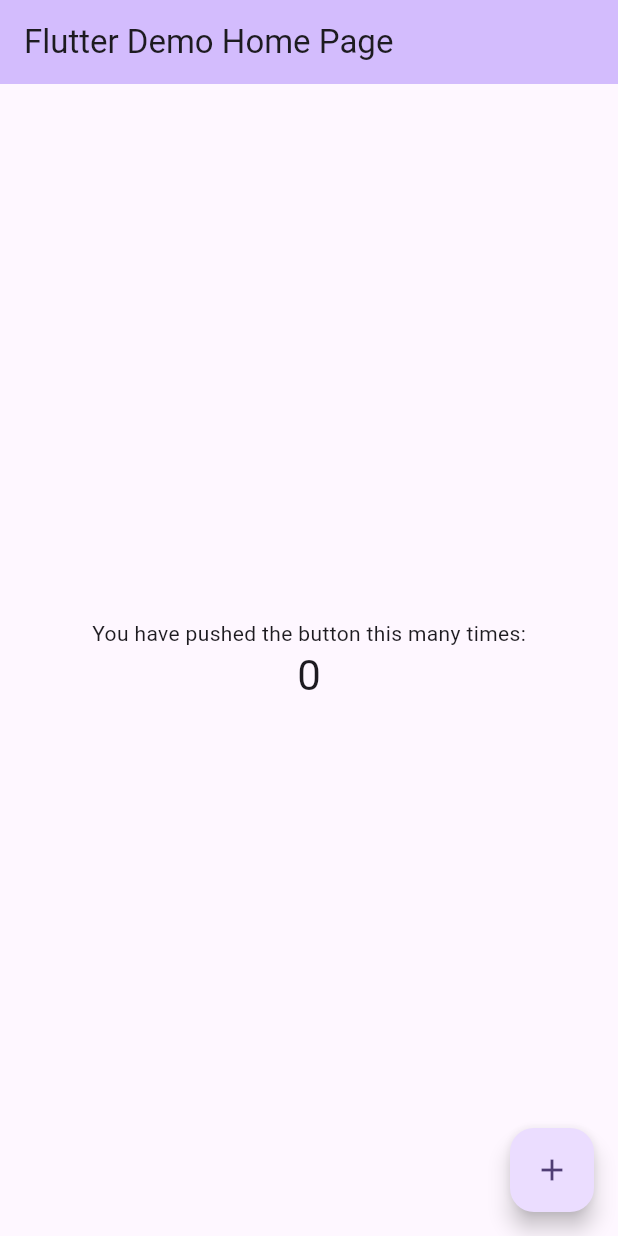
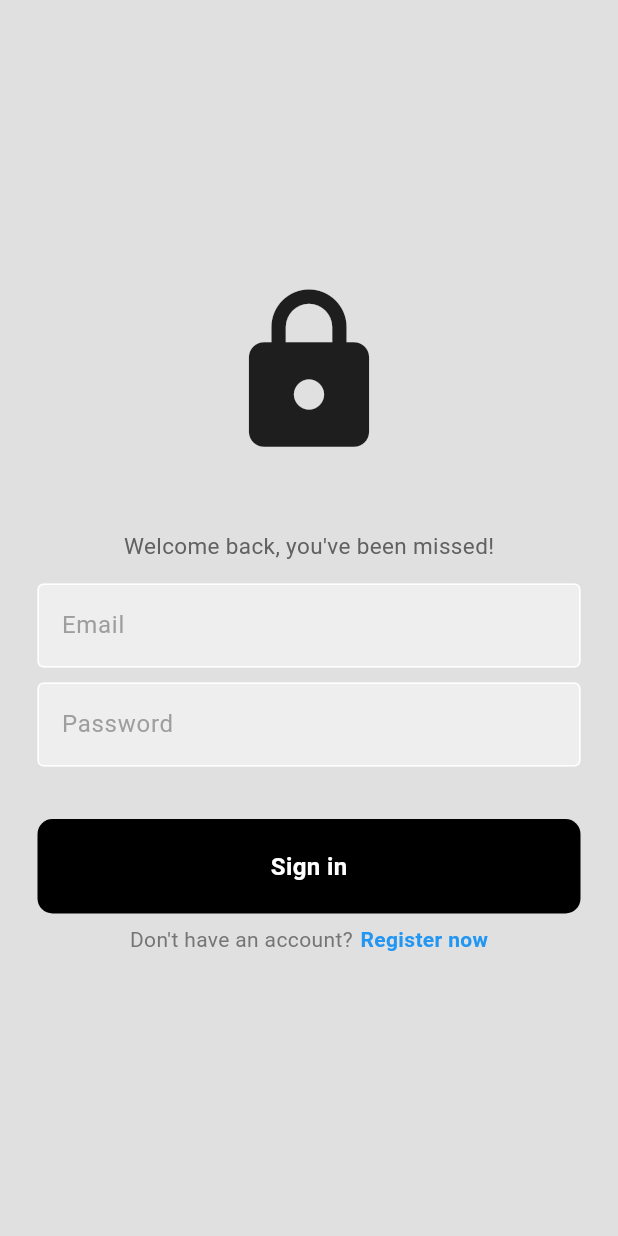
Before and after one commit to TTomaszPWR/solvro_basket_buddy, a Flutter app: the screen it shows after launch, on a phone screen of 412 x 824 dp. Run offline on Flutter 3.47's test engine with Material 3 defaults, Android fonts, the phone set to English and light mode, and no system bars.

Commit message:
login UI completed

```diff
--- a/lib/main.dart
+++ b/lib/main.dart
@@ -1,4 +1,5 @@
 import 'package:flutter/material.dart';
+import 'package:solvro_basket_buddy/pages/login_screen.dart';
 
 void main() {
   runApp(const MyApp());
@@ -7,119 +8,15 @@
 class MyApp extends StatelessWidget {
   const MyApp({super.key});
 
-  // This widget is the root of your application.
   @override
   Widget build(BuildContext context) {
     return MaterialApp(
       title: 'Flutter Demo',
       theme: ThemeData(
-        // This is the theme of your application.
-        //
-        // TRY THIS: Try running your application with "flutter run". You'll see
-        // the application has a purple toolbar. Then, without quitting the app,
-        // try changing the seedColor in the colorScheme below to Colors.green
-        // and then invoke "hot reload" (save your changes or press the "hot
-        // reload" button in a Flutter-supported IDE, or press "r" if you used
-        // the command line to start the app).
-        //
-        // Notice that the counter didn't reset back to zero; the application
-        // state is not lost during the reload. To reset the state, use hot
-        // restart instead.
-        //
-        // This works for code too, not just values: Most code changes can be
-        // tested with just a hot reload.
         colorScheme: ColorScheme.fromSeed(seedColor: Colors.deepPurple),
         useMaterial3: true,
       ),
-      home: const MyHomePage(title: 'Flutter Demo Home Page'),
+      home: const LoginScreen(),
     );
   }
 }
-
-class MyHomePage extends StatefulWidget {
-  const MyHomePage({super.key, required this.title});
-
-  // This widget is the home page of your application. It is stateful, meaning
-  // that it has a State object (defined below) that contains fields that affect
-  // how it looks.
-
-  // This class is the configuration for the state. It holds the values (in this
-  // case the title) provided by the parent (in this case the App widget) and
-  // used by the build method of the State. Fields in a Widget subclass are
-  // always marked "final".
-
-  final String title;
-
-  @override
-  State<MyHomePage> createState() => _MyHomePageState();
-}
-
-class _MyHomePageState extends State<MyHomePage> {
-  int _counter = 0;
-
-  void _incrementCounter() {
-    setState(() {
-      // This call to setState tells the Flutter framework that something has
-      // changed in this State, which causes it to rerun the build method below
-      // so that the display can reflect the updated values. If we changed
-      // _counter without calling setState(), then the build method would not be
-      // called again, and so nothing would appear to happen.
-      _counter++;
-    });
-  }
-
-  @override
-  Widget build(BuildContext context) {
-    // This method is rerun every time setState is called, for instance as done
-    // by the _incrementCounter method above.
-    //
-    // The Flutter framework has been optimized to make rerunning build methods
-    // fast, so that you can just rebuild anything that needs updating rather
-    // than having to individually change instances of widgets.
-    return Scaffold(
-      appBar: AppBar(
-        // TRY THIS: Try changing the color here to a specific color (to
-        // Colors.amber, perhaps?) and trigger a hot reload to see the AppBar
-        // change color while the other colors stay the same.
-        backgroundColor: Theme.of(context).colorScheme.inversePrimary,
-        // Here we take the value from the MyHomePage object that was created by
-        // the App.build method, and use it to set our appbar title.
-        title: Text(widget.title),
-      ),
-      body: Center(
-        // Center is a layout widget. It takes a single child and positions it
-        // in the middle of the parent.
-        child: Column(
-          // Column is also a layout widget. It takes a list of children and
-          // arranges them vertically. By default, it sizes itself to fit its
-          // children horizontally, and tries to be as tall as its parent.
-          //
-          // Column has various properties to control how it sizes itself and
-          // how it positions its children. Here we use mainAxisAlignment to
-          // center the children vertically; the main axis here is the vertical
-          // axis because Columns are vertical (the cross axis would be
-          // horizontal).
-          //
-          // TRY THIS: Invoke "debug painting" (choose the "Toggle Debug Paint"
-          // action in the IDE, or press "p" in the console), to see the
-          // wireframe for each widget.
-          mainAxisAlignment: MainAxisAlignment.center,
-          children: <Widget>[
-            const Text(
-              'You have pushed the button this many times:',
-            ),
-            Text(
-              '$_counter',
-              style: Theme.of(context).textTheme.headlineMedium,
-            ),
-          ],
-        ),
-      ),
-      floatingActionButton: FloatingActionButton(
-        onPressed: _incrementCounter,
-        tooltip: 'Increment',
-        child: const Icon(Icons.add),
-      ), // This trailing comma makes auto-formatting nicer for build methods.
-    );
-  }
-}
--- /dev/null
+++ b/lib/pages/login_screen.dart
@@ -0,0 +1,83 @@
+
+import 'package:flutter/material.dart';
+import 'package:flutter/widgets.dart';
+import 'package:solvro_basket_buddy/utils/components/auth_button.dart';
+import 'package:solvro_basket_buddy/utils/components/auth_text_field.dart';
+
+class LoginScreen extends StatelessWidget {
+  const LoginScreen({super.key});
+
+  @override
+  Widget build(BuildContext context) {
+    return Scaffold(
+      backgroundColor: Colors.grey[300],
+      extendBodyBehindAppBar: true,
+      body: Center(
+        child: Column(
+          mainAxisAlignment: MainAxisAlignment.center,
+          children: [
+            const Icon(
+              Icons.lock,
+              size: 120,
+            ),
+
+            const SizedBox(height: 45),
+
+            Text(
+              "Welcome back, you've been missed!",
+              style: TextStyle(
+                fontSize: 15,
+                color: Colors.grey[700],
+              ),
+            ),
+
+            const SizedBox(height: 15),
+
+            const AuthTextFieldComponent(
+              hintText: 'Email',
+              obscureText: false,
+            ),
+
+            const SizedBox(height: 10),
+
+            const AuthTextFieldComponent(
+              hintText: 'Password',
+              obscureText: true,
+            ),
+
+            const SizedBox(height: 35),
+
+            AuthButton(
+              onTap: () {print ('Sign in button pressed');},
+            ),
+
+            const SizedBox(height: 7),
+
+            Row(
+              mainAxisAlignment: MainAxisAlignment.center,
+              children: [
+                Text(
+                  "Don't have an account?",
+                  style: TextStyle(
+                    color: Colors.grey.shade600,
+                  ),
+                ),
+                const SizedBox(width: 5),
+                GestureDetector(
+                  onTap: () {print('Register now button pressed');},
+                  child: const Text(
+                    'Register now',
+                    style: TextStyle(
+                      color: Colors.blue,
+                      fontWeight: FontWeight.bold,
+                    ),
+                  ),
+                ),
+              ],
+            )
+          ],
+        )
+      ),
+    );
+  }
+}
--- /dev/null
+++ b/lib/utils/components/auth_button.dart
@@ -0,0 +1,33 @@
+import 'package:flutter/material.dart';
+
+class AuthButton extends StatelessWidget {
+
+  final Function()? onTap;
+
+  const AuthButton({super.key, this.onTap});
+
+  @override
+  Widget build(BuildContext context) {
+    return GestureDetector(
+      onTap: onTap,
+      child: Container(
+        padding: const EdgeInsets.symmetric(vertical: 20),
+        margin: const EdgeInsets.symmetric(horizontal: 25),
+        decoration: BoxDecoration(
+          color: Colors.black,
+          borderRadius: BorderRadius.circular(10),
+        ),
+        child: const Center(
+          child: Text(
+            'Sign in',
+            style: TextStyle(
+              color: Colors.white,
+              fontWeight: FontWeight.bold,
+              fontSize: 16,
+            ),
+          ),
+        ),
+      )
+    );
+  }
+}
--- /dev/null
+++ b/lib/utils/components/auth_text_field.dart
@@ -0,0 +1,39 @@
+import 'package:flutter/material.dart';
+
+class AuthTextFieldComponent extends StatelessWidget {
+  final TextEditingController? controller;
+  final String hintText;
+  final bool obscureText;
+
+  const AuthTextFieldComponent({
+    super.key,
+    this.controller,
+    this.hintText = 'Enter your text',
+    this.obscureText = false,
+  });
+
+
+  @override
+  Widget build(BuildContext context) {
+    return Padding(
+      padding: const EdgeInsets.symmetric(horizontal: 25),
+      child: TextField(
+        controller: controller,
+        obscureText: obscureText,
+        cursorColor: Colors.grey.shade600,
+        decoration: InputDecoration(
+          hintText: hintText,
+          enabledBorder: const OutlineInputBorder(
+            borderSide: BorderSide(color: Colors.white)
+          ),
+          focusedBorder: OutlineInputBorder(
+            borderSide: BorderSide(color: Colors.grey.shade400)
+          ),
+          fillColor: Colors.grey.shade200,
+          filled: true,
+          hintStyle: TextStyle(color: Colors.grey.shade500,),
+        ),
+      ),
+    );
+  }
+}
```
